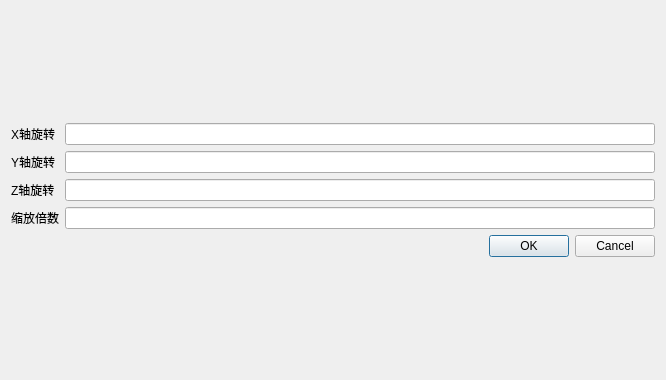
Above: AeroRotateDlg.ui from WarfareCode/RCSViewer before the change. Below: the same form after it.
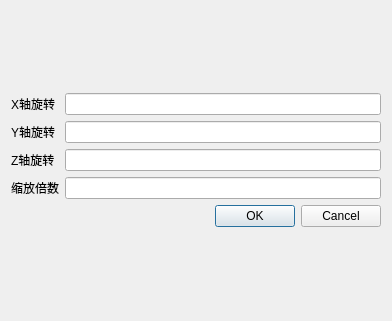
That is the form after the change.

What changed in the file:
```diff
--- a/AeroRotateDlg.ui
+++ b/AeroRotateDlg.ui
@@ -6,8 +6,8 @@
    <rect>
     <x>0</x>
     <y>0</y>
-    <width>666</width>
-    <height>380</height>
+    <width>392</width>
+    <height>321</height>
    </rect>
   </property>
   <property name="windowTitle">
```
